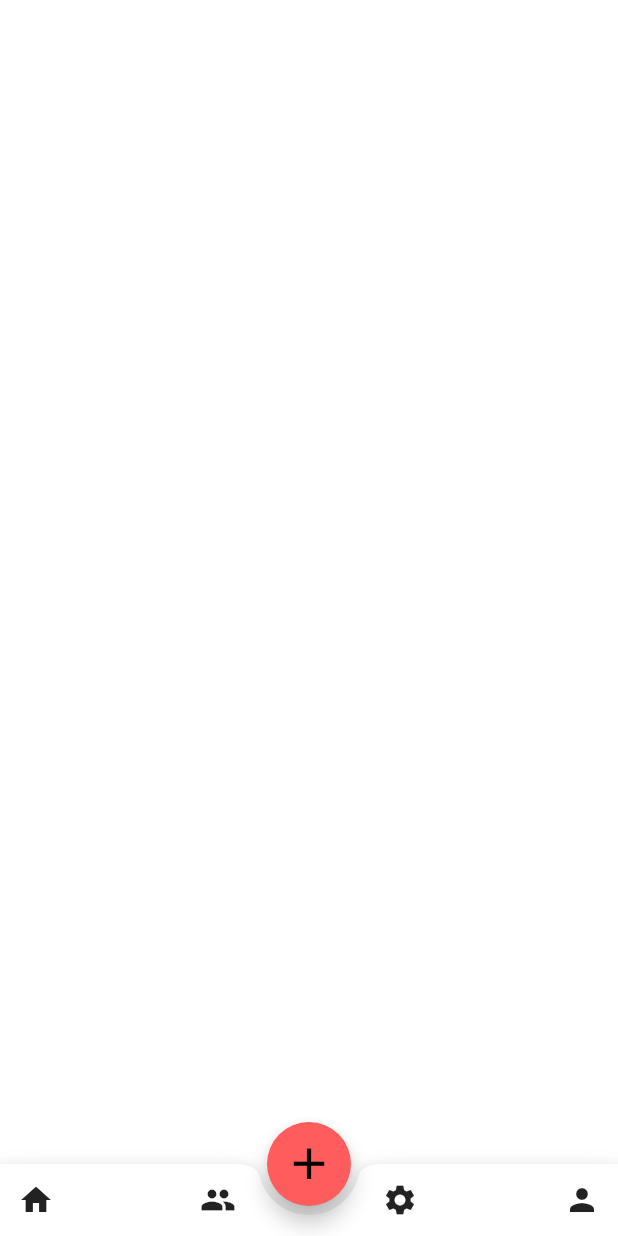
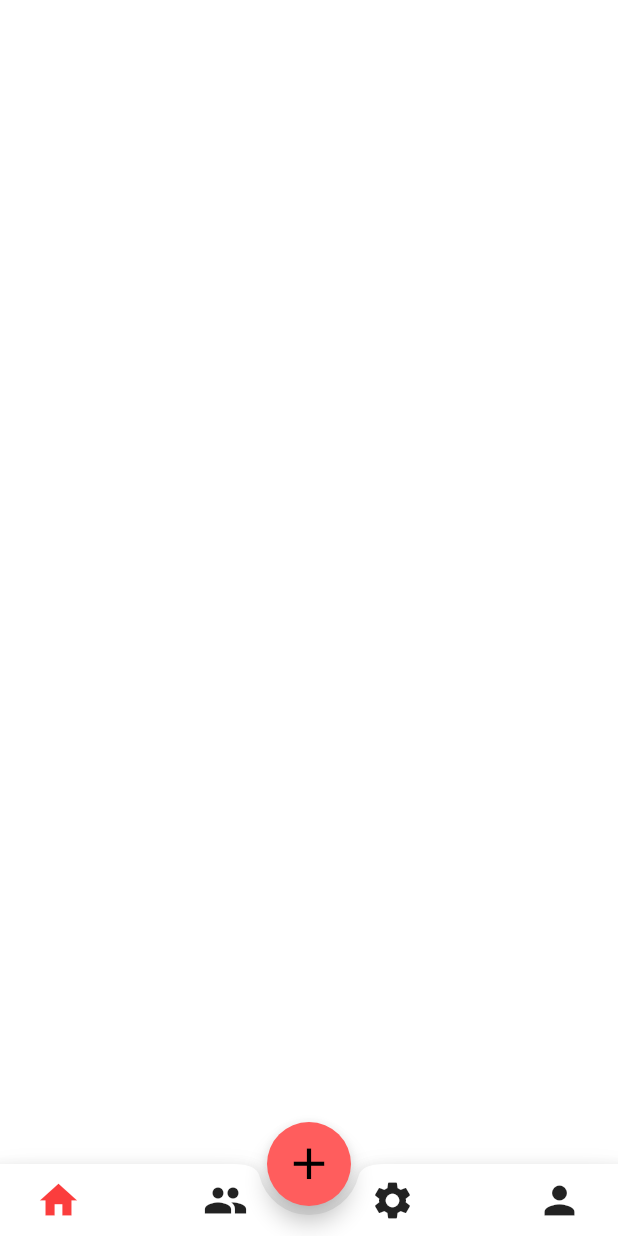
Before and after one commit to Hossein-sfa/Reddit, a Flutter app: the Feed screen opened directly, after a tap on the "group" icon, on a phone screen of 412 x 824 dp. Run offline on Flutter 3.47's test engine with Material 2 defaults, Android fonts, the phone set to English and light mode, and no system bars; our stand-ins replace motion_toast.

Commit message:
bullshit for pulling

```diff
--- a/lib/feed.dart
+++ b/lib/feed.dart
@@ -1,7 +1,48 @@
 import 'package:flutter/material.dart';
+import 'package:reddit/addPost.dart';
 
-class Feed extends StatelessWidget {
+class Feed extends StatefulWidget {
   const Feed({Key? key}) : super(key: key);
+  @override
+  State<Feed> createState() => FeedState();
+}
+
+class FeedState extends State<Feed> {
+  // index of the current page for bottom app bar
+  int index = 0;
+
+  static const List<Widget> _pages = <Widget>[
+    Center(
+      child: Icon(
+        Icons.add_a_photo,
+        size: 150,
+      ),
+    ),
+    Center(
+      child: Icon(
+        Icons.video_collection,
+        size: 150,
+      ),
+    ),
+    Center(
+      child: Icon(
+        Icons.link,
+        size: 150,
+      ),
+    ),
+    Center(
+      child: Icon(
+        Icons.keyboard_voice,
+        size: 150,
+      ),
+    ),
+    Center(
+      child: Icon(
+        Icons.poll,
+        size: 150,
+      ),
+    ),
+  ];
 
   @override
   Widget build(BuildContext context) {
@@ -14,33 +55,104 @@ class Feed extends StatelessWidget {
             Icons.add,
             size: 35,
           ),
-          onPressed: () {},
+          onPressed: () {
+            Navigator.push(
+              context,
+              PageRouteBuilder(
+                pageBuilder: (context, animation1, animation2) => const AddPost(),
+                transitionDuration: Duration.zero,
+                reverseTransitionDuration: Duration.zero,
+              ),
+            );
+          },
         ),
         bottomNavigationBar: BottomAppBar(
           shape: const CircularNotchedRectangle(),
           notchMargin: 6,
+          child: Padding(
+            padding: const EdgeInsets.only(left : 15, right : 15),
             child: Row(
               mainAxisAlignment: MainAxisAlignment.spaceBetween,
               children: [
                 IconButton(
+                  color: index == 0 ? const Color(0xc2fa0000) : null,
+                  iconSize: 30,
                   icon: const Icon(Icons.home),
                   disabledColor: const Color(0xffff5d5d),
                   onPressed: () {},
                 ),
                 IconButton(
+                  color: index == 1 ? const Color(0xc2fa0000) : null,
+                  iconSize: 30,
                   icon: const Icon(Icons.group),
-                onPressed: () {},
+                  onPressed: () {
+                    if (index != 1) {
+                      setState(
+                        () {
+                          index = 1;
+                          Navigator.pushReplacement(
+                            context,
+                            PageRouteBuilder(
+                              pageBuilder: (context, animation1, animation2) =>
+                                  const Feed(),
+                              transitionDuration: Duration.zero,
+                              reverseTransitionDuration: Duration.zero,
+                            ),
+                          );
+                        },
+                      );
+                    }
+                  },
                 ),
                 IconButton(
+                  color: index == 2 ? const Color(0xc2fa0000) : null,
+                  iconSize: 30,
                   icon: const Icon(Icons.settings),
-                onPressed: () {},
+                  onPressed: () {
+                    if (index != 2) {
+                      setState(
+                        () {
+                          index = 2;
+                          Navigator.pushReplacement(
+                            context,
+                            PageRouteBuilder(
+                              pageBuilder: (context, animation1, animation2) =>
+                                  const Feed(),
+                              transitionDuration: Duration.zero,
+                              reverseTransitionDuration: Duration.zero,
+                            ),
+                          );
+                        },
+                      );
+                    }
+                  },
                 ),
                 IconButton(
+                  color: index == 3 ? const Color(0xc2fa0000) : null,
+                  iconSize: 30,
                   icon: const Icon(Icons.person),
-                onPressed: () {},
+                  onPressed: () {
+                    if (index != 3) {
+                      setState(
+                        () {
+                          index = 3;
+                          Navigator.pushReplacement(
+                            context,
+                            PageRouteBuilder(
+                              pageBuilder: (context, animation1, animation2) =>
+                                  const Feed(),
+                              transitionDuration: Duration.zero,
+                              reverseTransitionDuration: Duration.zero,
+                            ),
+                          );
+                        },
+                      );
+                    }
+                  },
                 ),
                 //const Spacer(),
               ],
+            ),
           ),
         ),
         body: SafeArea(
```
Also changed, not shown: lib/addPost.dart (+10 -8 lines), lib/post.dart (+21 -18 lines). Lines whose indentation alone changed are shown as unchanged.
